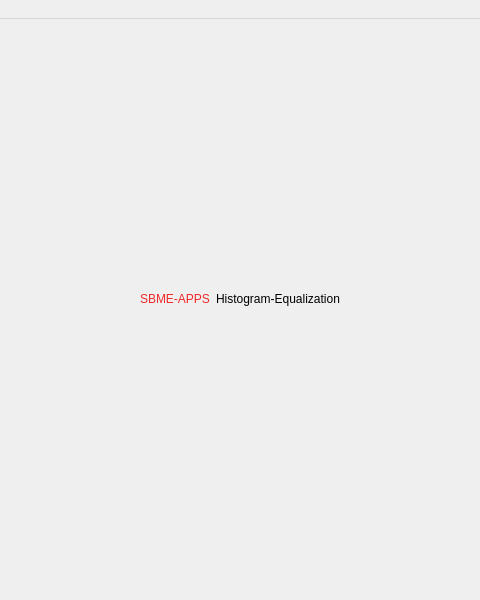
This is src/ui/mainWindow.ui in Omarmansour557/Histogram-Equalization as Qt 5 draws it before an edit; both pictures show x 160 to 640 and y 0 to 600 of the 800 by 600 pixel window. The edited form follows.
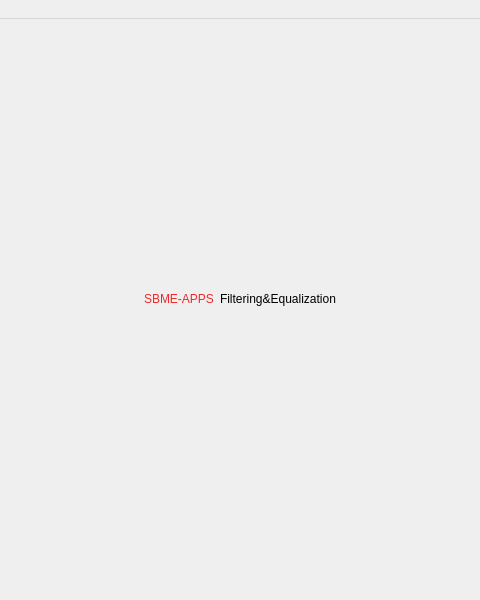
This is the edited form.

```diff
--- a/src/ui/mainWindow.ui
+++ b/src/ui/mainWindow.ui
@@ -50,7 +50,7 @@
 </string>
         </property>
         <property name="text">
-         <string>Histogram-Equalization</string>
+         <string>Filtering&amp;Equalization</string>
         </property>
        </widget>
       </item>
```
Left out of the diff: 7 changed lines with no effect on the pictures.
